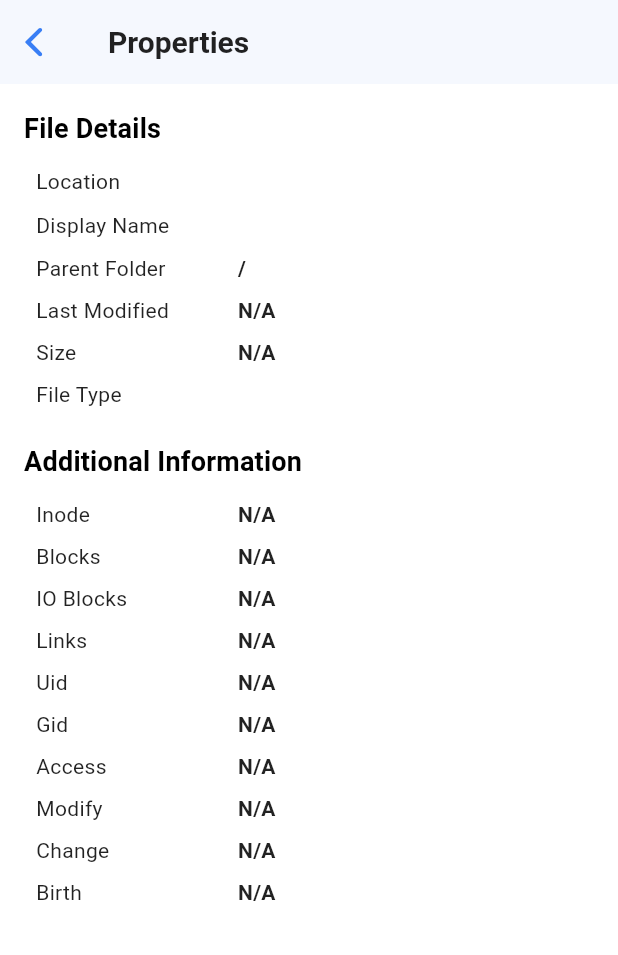
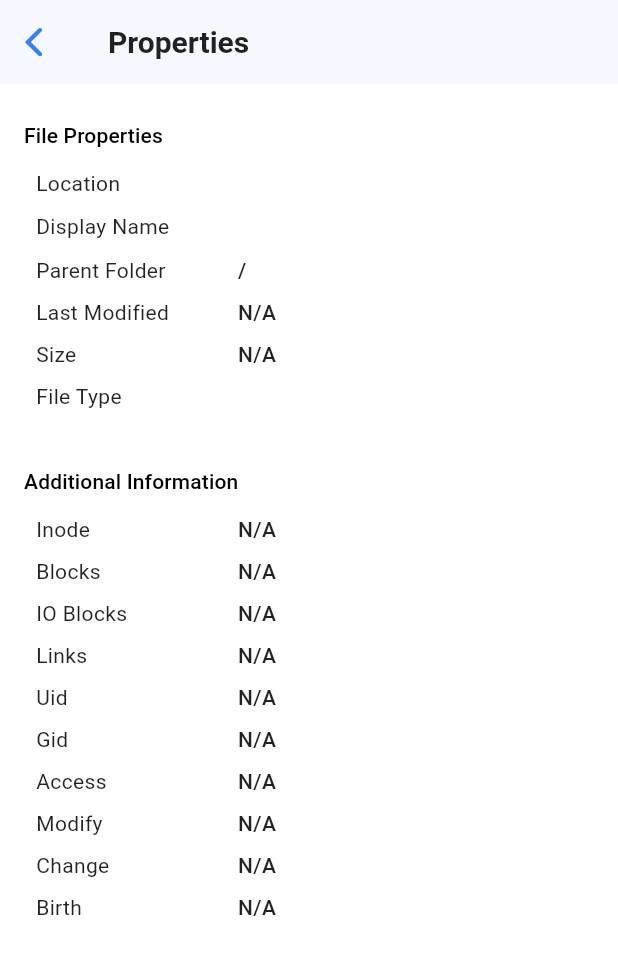
Before and after one commit to prathameshkhade/SysAdmin, a Flutter app: the FilePropertiesScreen screen opened directly with empty values, on a phone screen of 412 x 824 dp. Shown: the top 955 px of the screen. Run offline on Flutter 3.47's test engine with Material 3 defaults, Android fonts, the phone set to English and light mode, and no system bars; our stand-ins replace concentric_transition, file_picker, flutter_secure_storage, flutter_svg; missing offline and left inert: dartssh2, xterm; accounts and stored records are empty.

Commit message:
update: heading style in Properties

```diff
--- a/lib/presentation/screens/sftp/file_properties_screen.dart
+++ b/lib/presentation/screens/sftp/file_properties_screen.dart
@@ -25,7 +25,7 @@ class FilePropertiesScreen extends StatelessWidget {
           TableCell(
             child: Padding(
               padding: const EdgeInsets.symmetric(vertical: 4.0),
-              child: Text(displayValue, style: theme.textTheme.bodyMedium?.copyWith(fontWeight: FontWeight.bold)),
+              child: Text(displayValue, style: theme.textTheme.bodyMedium?.copyWith(fontWeight: FontWeight.w500)),
             ),
           ),
         ]
@@ -38,11 +38,13 @@ class FilePropertiesScreen extends StatelessWidget {
 
     return IosScaffold(
         title: "Properties",
-        body: ListView(
+        body: SafeArea(
+          child: ListView(
             padding: const EdgeInsets.all(16.0),
             children: <Widget>[
-            // File Details
-            Text("File Details", style: theme.textTheme.titleMedium),
+              // File Properties
+              const SizedBox(height: 8),
+              Text("File Properties", style: theme.textTheme.labelLarge),
               const SizedBox(height: 8),
               Table(
                 columnWidths: const {
@@ -61,10 +63,10 @@ class FilePropertiesScreen extends StatelessWidget {
                 ],
               ),
 
-            const SizedBox(height: 16.0),
+              const SizedBox(height: 32.0),
 
               // Additional Information
-            Text("Additional Information", style: theme.textTheme.titleMedium),
+              Text("Additional Information", style: theme.textTheme.labelLarge),
               const SizedBox(height: 8),
               Table(
                 columnWidths: const {
@@ -85,6 +87,7 @@ class FilePropertiesScreen extends StatelessWidget {
                 ],
               )
             ],
+          ),
         )
     );
   }
```
Lines whose indentation alone changed are shown as unchanged.
